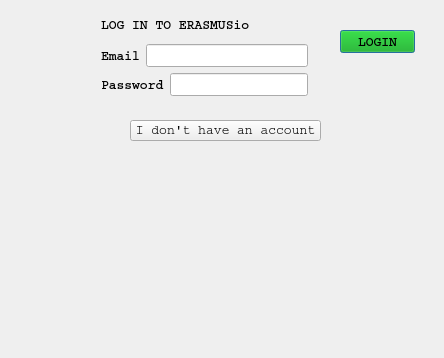
Old version of the form loginstudent.ui in the repository casalete/ErasmusIo.
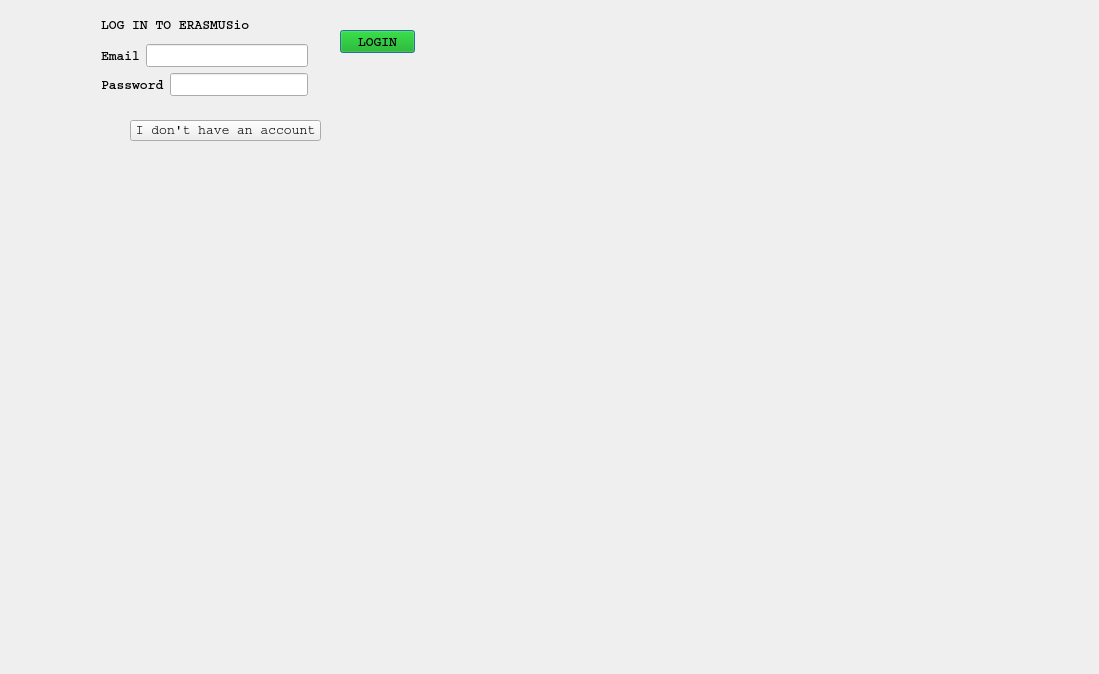
New version of the form. Icons and pictures are not drawn.

```diff
--- a/loginstudent.ui
+++ b/loginstudent.ui
@@ -6,8 +6,8 @@
    <rect>
     <x>0</x>
     <y>0</y>
-    <width>444</width>
-    <height>358</height>
+    <width>1099</width>
+    <height>674</height>
    </rect>
   </property>
   <property name="windowTitle">
```
Left out of the diff: 2 changed lines with no effect on the pictures.
